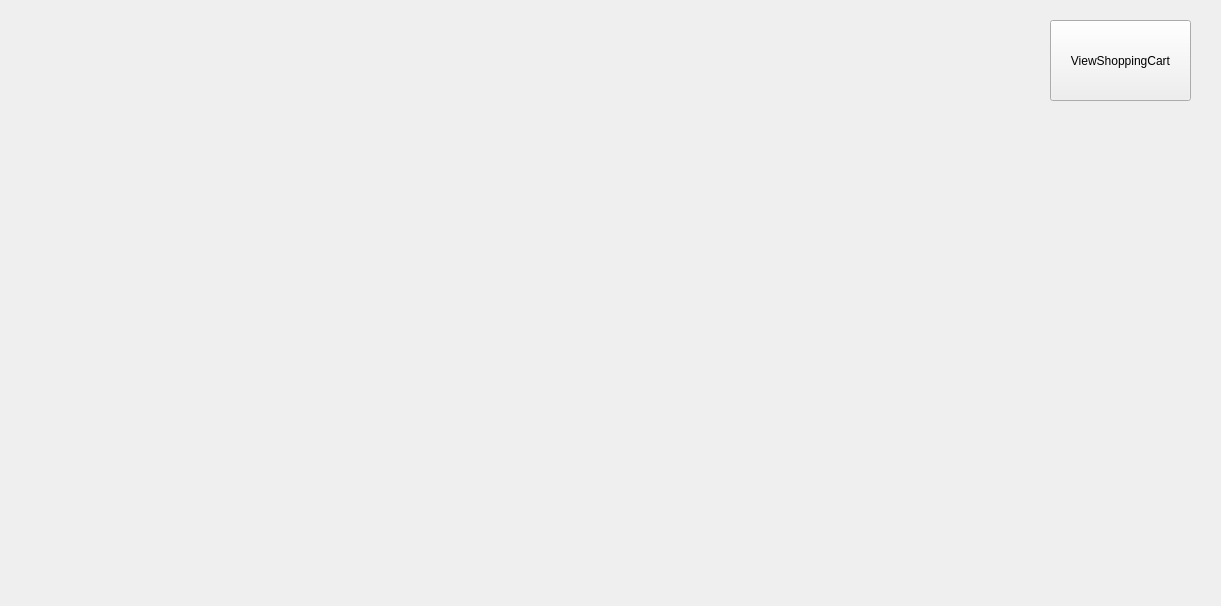
Before: the Qt Designer form D4_TeamJava/cuTPS_gui/StudentInterfaceWindow.ui in AnkushVarshneya/CUTPS, drawn with Qt 5.
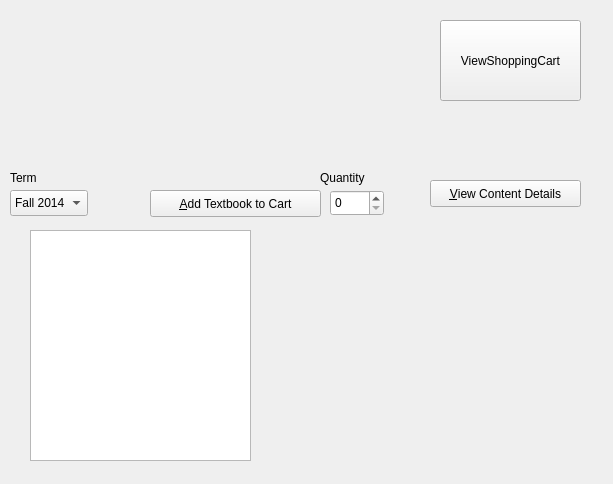
After: the same form once the commit is applied.

Commit message: doing list stuff, not for master

Diff of the .ui file:
```diff
--- a/D4_TeamJava/cuTPS_gui/StudentInterfaceWindow.ui
+++ b/D4_TeamJava/cuTPS_gui/StudentInterfaceWindow.ui
@@ -6,8 +6,8 @@
    <rect>
     <x>0</x>
     <y>0</y>
-    <width>1221</width>
-    <height>606</height>
+    <width>613</width>
+    <height>484</height>
    </rect>
   </property>
   <property name="windowTitle">
@@ -16,7 +16,7 @@
   <widget class="QPushButton" name="viewShoppingCartOption">
    <property name="geometry">
     <rect>
-     <x>1050</x>
+     <x>440</x>
      <y>20</y>
      <width>141</width>
      <height>81</height>
@@ -26,6 +26,113 @@
     <string>ViewShoppingCart</string>
    </property>
   </widget>
+  <widget class="QComboBox" name="termSelectOption">
+   <property name="geometry">
+    <rect>
+     <x>10</x>
+     <y>190</y>
+     <width>78</width>
+     <height>26</height>
+    </rect>
+   </property>
+   <item>
+    <property name="text">
+     <string>Fall 2014</string>
+    </property>
+   </item>
+   <item>
+    <property name="text">
+     <string>Winter 2015</string>
+    </property>
+   </item>
+   <item>
+    <property name="text">
+     <string>Early Summer 2015</string>
+    </property>
+   </item>
+   <item>
+    <property name="text">
+     <string>Late Summer 2015</string>
+    </property>
+   </item>
+   <item>
+    <property name="text">
+     <string>Full Summer 2015</string>
+    </property>
+   </item>
+  </widget>
+  <widget class="QPushButton" name="addTextbookToCartOption">
+   <property name="geometry">
+    <rect>
+     <x>150</x>
+     <y>190</y>
+     <width>171</width>
+     <height>27</height>
+    </rect>
+   </property>
+   <property name="text">
+    <string>&amp;Add Textbook to Cart</string>
+   </property>
+  </widget>
+  <widget class="QLabel" name="quantityLabel">
+   <property name="geometry">
+    <rect>
+     <x>320</x>
+     <y>170</y>
+     <width>58</width>
+     <height>16</height>
+    </rect>
+   </property>
+   <property name="text">
+    <string>Quantity</string>
+   </property>
+  </widget>
+  <widget class="QSpinBox" name="quantityOption">
+   <property name="geometry">
+    <rect>
+     <x>330</x>
+     <y>190</y>
+     <width>54</width>
+     <height>26</height>
+    </rect>
+   </property>
+  </widget>
+  <widget class="QPushButton" name="pushButton">
+   <property name="geometry">
+    <rect>
+     <x>430</x>
+     <y>180</y>
+     <width>151</width>
+     <height>27</height>
+    </rect>
+   </property>
+   <property name="text">
+    <string>&amp;View Content Details</string>
+   </property>
+  </widget>
+  <widget class="QListWidget" name="textbookListWidget">
+   <property name="geometry">
+    <rect>
+     <x>30</x>
+     <y>230</y>
+     <width>221</width>
+     <height>231</height>
+    </rect>
+   </property>
+  </widget>
+  <widget class="QLabel" name="termLabel">
+   <property name="geometry">
+    <rect>
+     <x>10</x>
+     <y>170</y>
+     <width>58</width>
+     <height>16</height>
+    </rect>
+   </property>
+   <property name="text">
+    <string>Term</string>
+   </property>
+  </widget>
  </widget>
  <resources/>
  <connections/>
```
The commit also changes 2 other files.
